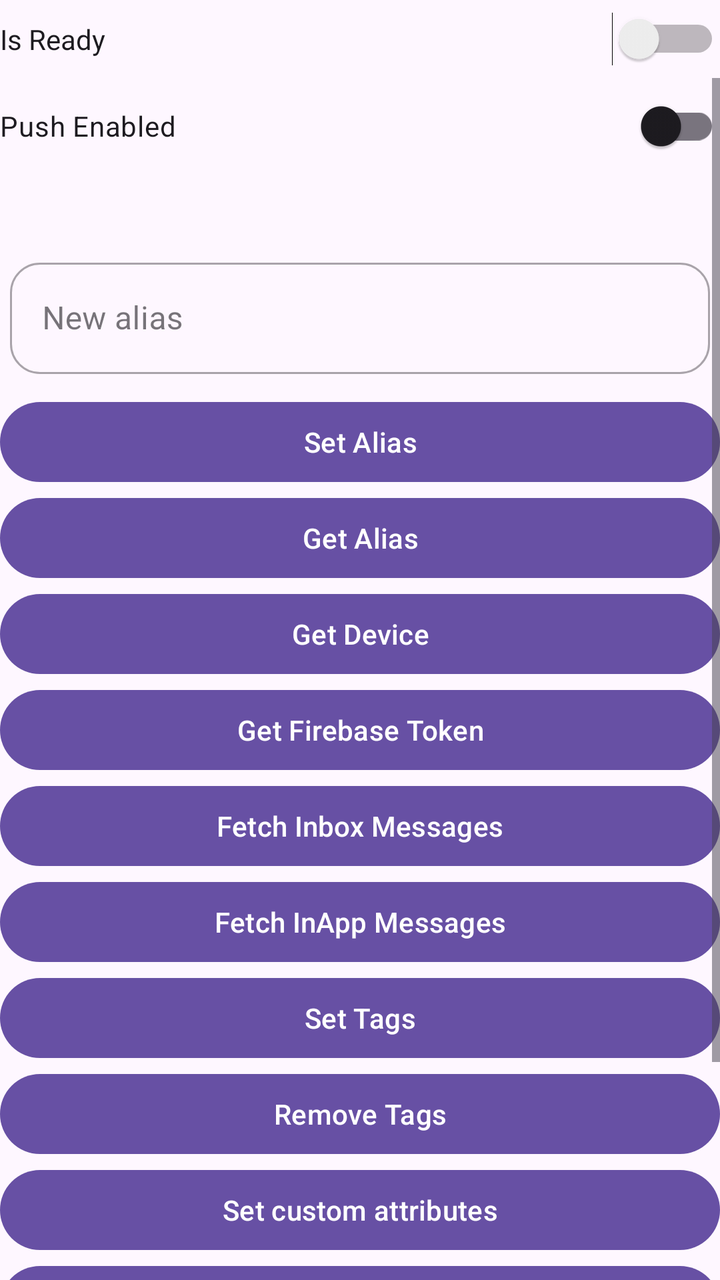
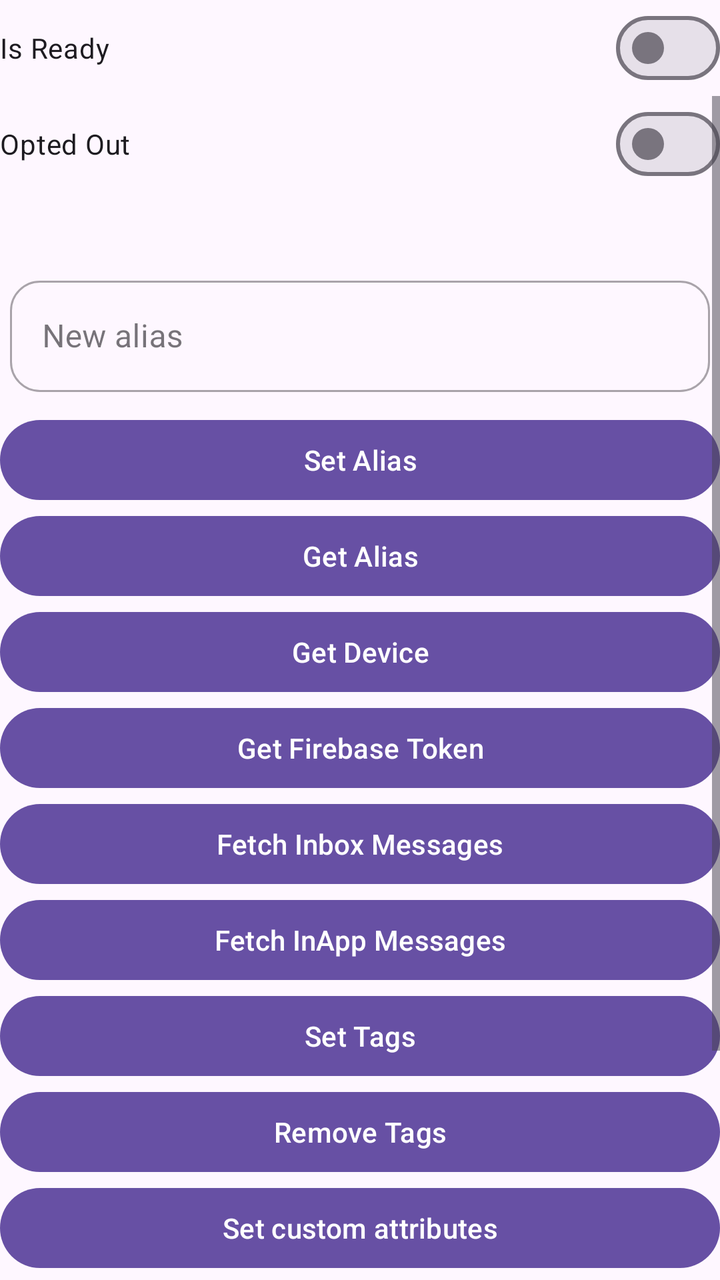

Before-and-after screenshots of an Android layout around one commit, followed by the original layout XML and the change that was made.
<!-- AndroidManifest.xml: another module's application theme Theme.EngageSample -->
<!-- res/layout/fragment_base_test.xml -->
<?xml version="1.0" encoding="utf-8"?>
<LinearLayout xmlns:android="http://schemas.android.com/apk/res/android"
    xmlns:app="http://schemas.android.com/apk/res-auto"
    xmlns:tools="http://schemas.android.com/tools"
    android:layout_width="match_parent"
    android:layout_height="match_parent"
    android:orientation="vertical"
    tools:ignore="HardcodedText">

    <Switch
        android:id="@+id/switchReady"
        android:layout_width="match_parent"
        android:layout_height="wrap_content"
        android:paddingVertical="10dp"
        android:text="Is Ready"
        tools:ignore="HardcodedText,UseSwitchCompatOrMaterialXml" />

    <ScrollView
        android:layout_width="match_parent"
        android:layout_height="match_parent">

        <LinearLayout
            android:id="@+id/llInnerContainer"
            android:layout_width="match_parent"
            android:layout_height="wrap_content"
            android:orientation="vertical">

            <androidx.appcompat.widget.SwitchCompat
                android:id="@+id/switchPushEnabled"
                android:layout_width="match_parent"
                android:layout_height="wrap_content"
                android:paddingVertical="10dp"
                android:text="Push Enabled"
                tools:ignore="HardcodedText,UseSwitchCompatOrMaterialXml" />

            <TextView
                android:id="@+id/tvDevice"
                android:layout_width="match_parent"
                android:layout_height="wrap_content"
                android:layout_marginTop="10dp" />

            <com.google.android.material.textfield.TextInputLayout
                style="@style/Widget.MaterialComponents.TextInputLayout.OutlinedBox"
                android:layout_width="match_parent"
                android:layout_height="wrap_content"
                android:layout_marginHorizontal="5dp"
                android:layout_marginVertical="10dp"
                android:hint="New alias"
                app:boxCornerRadiusBottomEnd="15dp"
                app:boxCornerRadiusBottomStart="15dp"
                app:boxCornerRadiusTopEnd="15dp"
                app:boxCornerRadiusTopStart="15dp"
                app:placeholderText="Enter alias">

                <com.google.android.material.textfield.TextInputEditText
                    android:id="@+id/editTextAlias"
                    android:layout_width="match_parent"
                    android:layout_height="wrap_content" />
            </com.google.android.material.textfield.TextInputLayout>

            <com.google.android.material.button.MaterialButton
                android:id="@+id/btnSetAlias"
                android:layout_width="match_parent"
                android:layout_height="wrap_content"
                android:text="Set Alias" />

            <com.google.android.material.button.MaterialButton
                android:id="@+id/btnGetAlias"
                android:layout_width="match_parent"
                android:layout_height="wrap_content"
                android:text="Get Alias" />

            <com.google.android.material.button.MaterialButton
                android:id="@+id/btnGetDevice"
                android:layout_width="match_parent"
                android:layout_height="wrap_content"
                android:text="Get Device" />

            <com.google.android.material.button.MaterialButton
                android:id="@+id/btnGetFbToken"
                android:layout_width="match_parent"
                android:layout_height="wrap_content"
                android:text="Get Firebase Token" />

            <com.google.android.material.button.MaterialButton
                android:id="@+id/btnFetchInboxMessages"
                android:layout_width="match_parent"
                android:layout_height="wrap_content"
                android:text="Fetch Inbox Messages" />

            <com.google.android.material.button.MaterialButton
                android:id="@+id/btnFetchInappMessages"
                android:layout_width="match_parent"
                android:layout_height="wrap_content"
                android:text="Fetch InApp Messages" />

            <com.google.android.material.button.MaterialButton
                android:id="@+id/btnSetTags"
                android:layout_width="match_parent"
                android:layout_height="wrap_content"
                android:text="Set Tags" />

            <com.google.android.material.button.MaterialButton
                android:id="@+id/btnRemoveTags"
                android:layout_width="match_parent"
                android:layout_height="wrap_content"
                android:text="Remove Tags" />

            <com.google.android.material.button.MaterialButton
                android:id="@+id/btnSetCustomAttributes"
                android:layout_width="match_parent"
                android:layout_height="wrap_content"
                android:text="Set custom attributes" />

            <com.google.android.material.button.MaterialButton
                android:id="@+id/btnGetCustomAttributes"
                android:layout_width="match_parent"
                android:layout_height="wrap_content"
                android:text="Get custom attributes" />

            <com.google.android.material.button.MaterialButton
                android:id="@+id/btnStartGeofencing"
                android:layout_width="match_parent"
                android:layout_height="wrap_content"
                android:text="Start Geofencing" />

            <com.google.android.material.button.MaterialButton
                android:id="@+id/btnStopGeofencing"
                android:layout_width="match_parent"
                android:layout_height="wrap_content"
                android:text="Stop Geofencing" />
        </LinearLayout>
    </ScrollView>

</LinearLayout>
<!-- resources referenced by this layout -->
<resources>
  <style name="Theme.EngageSample" parent="Base.Theme.EngageSample" />
  <style name="Base.Theme.EngageSample" parent="Theme.Material3.DayNight.NoActionBar">
          
          
      </style>
</resources>

<!-- the commit's change to res/layout/fragment_base_test.xml (unified diff, before → after) -->
@@ -7,13 +7,13 @@
     android:orientation="vertical"
     tools:ignore="HardcodedText">
 
-    <Switch
+    <com.google.android.material.materialswitch.MaterialSwitch
         android:id="@+id/switchReady"
         android:layout_width="match_parent"
         android:layout_height="wrap_content"
         android:paddingVertical="10dp"
         android:text="Is Ready"
-        tools:ignore="HardcodedText,UseSwitchCompatOrMaterialXml" />
+        tools:ignore="HardcodedText" />
 
     <ScrollView
         android:layout_width="match_parent"
@@ -25,13 +25,13 @@
             android:layout_height="wrap_content"
             android:orientation="vertical">
 
-            <androidx.appcompat.widget.SwitchCompat
+            <com.google.android.material.materialswitch.MaterialSwitch
                 android:id="@+id/switchPushEnabled"
                 android:layout_width="match_parent"
                 android:layout_height="wrap_content"
                 android:paddingVertical="10dp"
-                android:text="Push Enabled"
-                tools:ignore="HardcodedText,UseSwitchCompatOrMaterialXml" />
+                android:text="Opted Out"
+                tools:ignore="HardcodedText" />
 
             <TextView
                 android:id="@+id/tvDevice"
@@ -55,7 +55,8 @@
                 <com.google.android.material.textfield.TextInputEditText
                     android:id="@+id/editTextAlias"
                     android:layout_width="match_parent"
-                    android:layout_height="wrap_content" />
+                    android:layout_height="wrap_content"
+                    android:minHeight="48dp" />
             </com.google.android.material.textfield.TextInputLayout>
 
             <com.google.android.material.button.MaterialButton
<!-- resource entries referenced after the edit -->
@@ -1,7 +1,7 @@
 <!-- resources referenced by this layout -->
 <resources>
   <style name="Theme.EngageSample" parent="Base.Theme.EngageSample" />
-  <style name="Base.Theme.EngageSample" parent="Theme.Material3.DayNight.NoActionBar">
+  <style name="Base.Theme.EngageSample" parent="Theme.Material3.Light.NoActionBar">
           
           
       </style>
